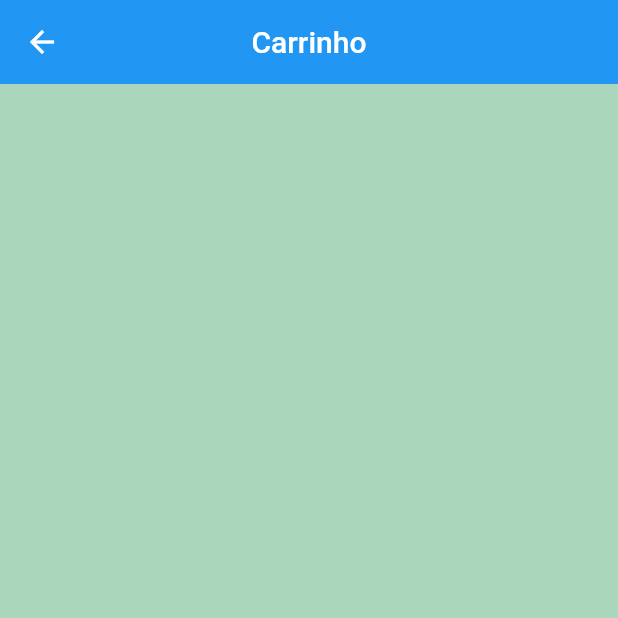
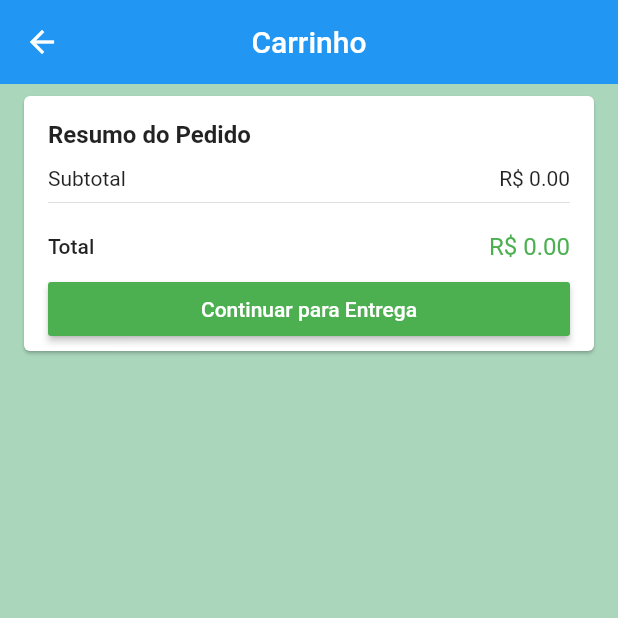
Before and after one commit to yesnoni/loja_virtual, a Flutter app: the CartScreen screen opened by its route, on a phone screen of 412 x 824 dp, the top half of it. Run offline on Flutter 3.47's test engine with Material 2 defaults, Android fonts, the phone set to English and light mode, and no system bars; our stand-ins replace carousel_pro, cloud_firestore, firebase_auth, firebase_core; accounts and stored records are empty.

```diff
--- /dev/null
+++ b/lib/common/price_card.dart
@@ -0,0 +1,71 @@
+import 'package:flutter/cupertino.dart';
+import 'package:flutter/material.dart';
+import 'package:loja_virtual/models/cart_manager.dart';
+import 'package:provider/provider.dart';
+
+class PriceCard extends StatelessWidget {
+
+   const PriceCard({this.buttonText, this.onPressed});
+
+  final  String buttonText;
+  final VoidCallback onPressed;
+
+
+  @override
+  Widget build(BuildContext context) {
+    final cartManager = context.watch<CartManager>();
+    final productsPrice = cartManager.productsPrice;
+
+    return Card(
+      margin: const EdgeInsets.symmetric(horizontal: 16, vertical: 8),
+      child: Padding(
+          padding: const EdgeInsets.fromLTRB(16, 16, 16, 4),
+        child: Column(
+          crossAxisAlignment: CrossAxisAlignment.stretch,
+          children:[
+            const Text(
+              "Resumo do Pedido",
+              textAlign: TextAlign.start,
+              style: TextStyle(
+                fontWeight: FontWeight.w600,
+                fontSize: 16,
+              ),
+            ),
+            const SizedBox(height: 12,),
+            Row(
+              mainAxisAlignment: MainAxisAlignment.spaceBetween,
+              children: [
+                const Text("Subtotal"),
+                Text("R\$ ${productsPrice.toStringAsFixed(2)}")
+              ],
+            ),
+            const Divider(),
+            const SizedBox(height: 12,),
+            Row(
+              mainAxisAlignment: MainAxisAlignment.spaceBetween,
+              children: [
+                Text("Total",
+                  style: TextStyle(fontWeight: FontWeight.w500),
+                ),
+                Text("R\$ ${productsPrice.toStringAsFixed(2)}",
+                  style: TextStyle(
+                    color: Colors.green,
+                    fontSize: 16.0,
+                  ),
+                )
+              ],
+            ),
+            const SizedBox(height: 8,),
+             RaisedButton(
+              color: Colors.green,
+              disabledColor: Colors.green.withAlpha(100),
+              textColor: Colors.white,
+              onPressed: onPressed,
+              child: Text(buttonText),
+            )
+          ],
+        ),
+      ),
+    );
+  }
+}
--- a/lib/main.dart
+++ b/lib/main.dart
@@ -27,7 +27,7 @@ class MyApp extends StatelessWidget {
       providers: [
         ChangeNotifierProvider(create: (_) => UserManager(), lazy: false,),
         ChangeNotifierProvider(create: (_) => ProductManager(), lazy: false,),
-        ProxyProvider<UserManager, CartManager>(create: (_) => CartManager(), update: (_, userManager, cartManager) =>
+        ChangeNotifierProxyProvider<UserManager, CartManager>(create: (_) => CartManager(), update: (_, userManager, cartManager) =>
         cartManager..updateUser(userManager),
           lazy: false,),
       ],
--- a/lib/screens/cart/cart_screen.dart
+++ b/lib/screens/cart/cart_screen.dart
@@ -1,4 +1,5 @@
 import 'package:flutter/material.dart';
+import 'package:loja_virtual/common/price_card.dart';
 import 'package:loja_virtual/models/cart_manager.dart';
 import 'package:provider/provider.dart';
 
@@ -15,11 +16,21 @@ class CartScreen extends StatelessWidget {
       ),
       body: Consumer<CartManager>(
         builder: (_, cartManager, __){
-          return Column(
-            children:
-              cartManager.items.map(
-              (cartProduct) => CartTile(cartProduct)).toList(),
+          return ListView(
+            children: [
+              Column(
+                children:
+                cartManager.items.map(
+                        (cartProduct) => CartTile(cartProduct)).toList(),
 
+              ),
+              PriceCard(
+                buttonText: "Continuar para Entrega",
+                onPressed: cartManager.isCartValid ? (){
+
+                } : null,
+              ),
+            ]
           );
         },
       ),
```
Also changed, not shown: lib/models/cart_manager.dart (+45 -9 lines), lib/models/cart_product.dart (+15 -1 lines), lib/screens/cart/components/cart_tile.dart (+15 -1 lines).
